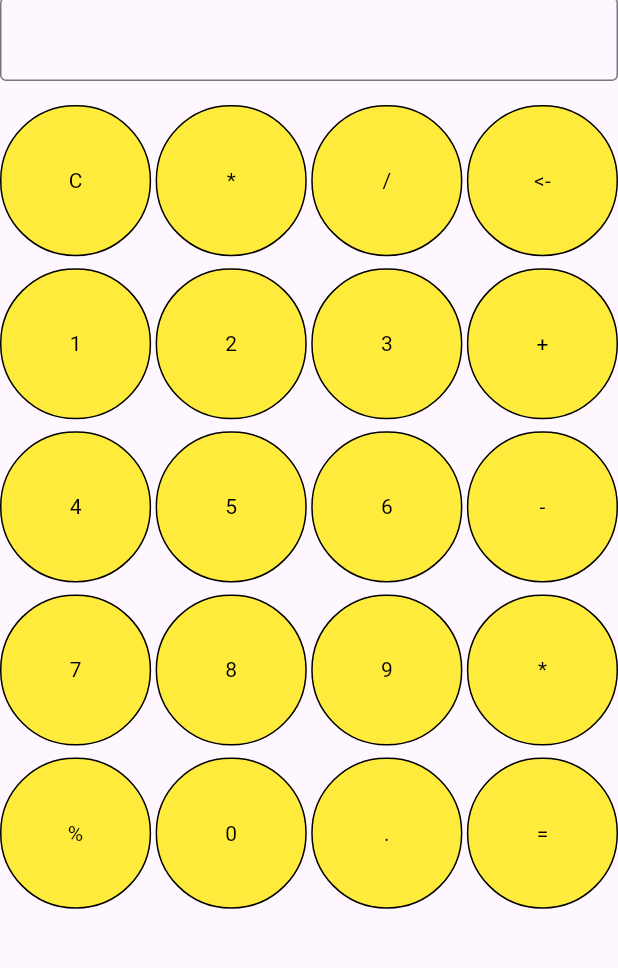
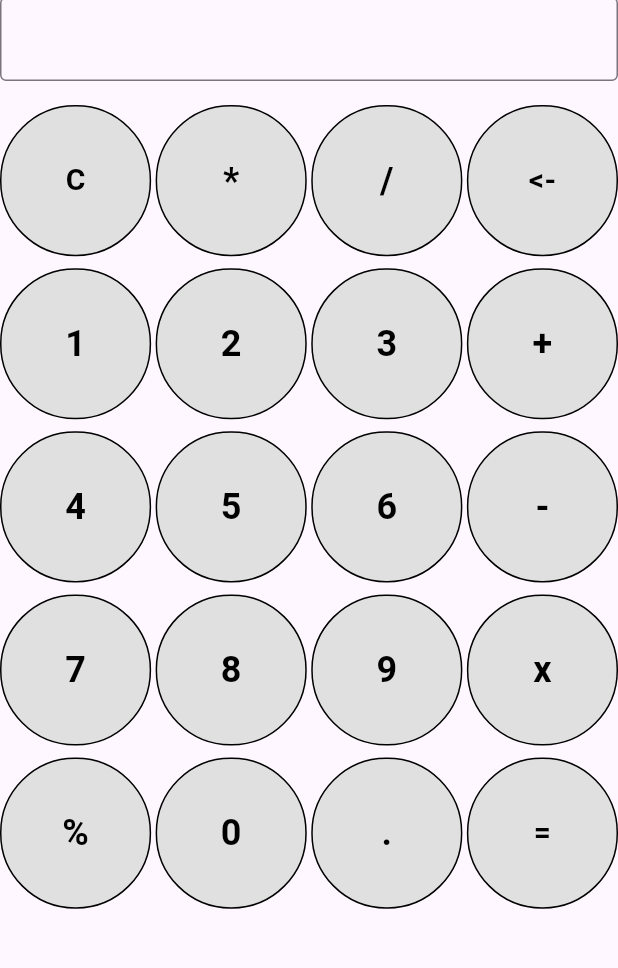
Before and after one commit to Bhawanashahi/Calculator-, a Flutter app: the screen it shows after launch, on a phone screen of 412 x 824 dp, the part 87-1055 px from its top. Run offline on Flutter 3.47's test engine with Material 3 defaults, Android fonts, the phone set to English and light mode, and no system bars; our stand-ins replace math_expressions.

Commit message:
modified calculator

```diff
--- a/lib/calculator.dart
+++ b/lib/calculator.dart
@@ -1,4 +1,5 @@
 import 'package:flutter/material.dart';
+import 'package:math_expressions/math_expressions.dart';
 
 class CalculatorView extends StatefulWidget {
   const CalculatorView({Key? key}) : super(key: key);
@@ -12,26 +13,7 @@ class _CalculatorViewState extends State<CalculatorView> {
   String result = '';
 
   List<String> str = [
-    "C",
-    "*",
-    "/",
-    "<-",
-    "1",
-    "2",
-    "3",
-    "+",
-    "4",
-    "5",
-    "6",
-    "-",
-    "7",
-    "8",
-    "9",
-    "*",
-    "%",
-    "0",
-    ".",
-    "=",
+    "C", "*", "/", "<-", "1", "2", "3", "+", "4", "5", "6", "-", "7", "8", "9", "x", "%", "0", ".", "=",
   ];
 
   @override
@@ -45,8 +27,7 @@ class _CalculatorViewState extends State<CalculatorView> {
           TextFormField(
             textAlign: TextAlign.right,
             decoration: const InputDecoration(
-              border: OutlineInputBorder(
-              ),
+              border: OutlineInputBorder(),
             ),
             keyboardType: TextInputType.number,
             readOnly: true,
@@ -69,14 +50,22 @@ class _CalculatorViewState extends State<CalculatorView> {
                   child: Container(
                     alignment: Alignment.center,
                     decoration: BoxDecoration(
-                      color: Colors.yellow,  // Set the background color to grey
-                      borderRadius: BorderRadius.circular(50.0),  // Set border radius
+                      color: isOperator(str[index])
+                          ? Colors.grey[300]
+                          : isFunctionButton(str[index])
+                          ? Colors.grey[300]
+                          : Colors.grey[300],
+                      borderRadius: BorderRadius.circular(50.0),
                       border: Border.all(),
-
                     ),
-                    child: Text(str[index],
-                    style: TextStyle(color: Colors.black),),
-
+                    child: Text(
+                      str[index],
+                      style: TextStyle(
+                        color: isOperator(str[index]) ? Colors.black : Colors.black,
+                        fontSize: isFunctionButton(str[index]) ? 20 : 24,
+                        fontWeight: FontWeight.bold,
+                      ),
+                    ),
                   ),
                 );
               },
@@ -102,6 +91,8 @@ class _CalculatorViewState extends State<CalculatorView> {
           result = _calculateResult(userInput);
           userInput = result;
         }
+      } else if (buttonText == "<-" && userInput.isNotEmpty) {
+        userInput = userInput.substring(0, userInput.length - 1);
       } else {
         userInput += buttonText;
       }
@@ -110,48 +101,25 @@ class _CalculatorViewState extends State<CalculatorView> {
 
   String _calculateResult(String input) {
     try {
-      // Evaluate the expression
-      // Using 'try-catch' for basic error handling
-      // Not suitable for handling all edge cases in production
-      // For a more comprehensive solution, consider using a parser library
-      // or adopting a more robust error-handling strategy.
-      // This is a simplified example for demonstration purposes only.
-      // Avoid using eval for production due to security vulnerabilities.
-      return eval(input).toString();
+      input = input.replaceAll('x', '*');
+      input = input.replaceAll('%', '/100');
+
+      Parser p = Parser();
+      Expression exp = p.parse(input);
+      ContextModel cm = ContextModel();
+      double evalResult = exp.evaluate(EvaluationType.REAL, cm);
+
+      return evalResult.toStringAsFixed(2);
     } catch (e) {
       return 'Error';
     }
   }
 
-  double eval(String expression) {
-    // Split the expression into operands and operators
-    List<String> parts = expression.split(RegExp(r'(\+|-|\*|/)'));
-    List<String> operations = expression.split(RegExp(r'[0-9]|[.]'));
+  bool isOperator(String buttonText) {
+    return buttonText == '+' || buttonText == '-' || buttonText == '*' || buttonText == '/';
+  }
 
-    double total = double.parse(parts[0]);
-
-    for (int i = 1; i < parts.length; i++) {
-      double current = double.parse(parts[i]);
-      String operation = operations[i];
-
-      switch (operation) {
-        case '+':
-          total += current;
-          break;
-        case '-':
-          total -= current;
-          break;
-        case '*':
-          total *= current;
-          break;
-        case '/':
-          total /= current;
-          break;
-        default:
-          break;
-      }
-    }
-
-    return total;
+  bool isFunctionButton(String buttonText) {
+    return buttonText == 'C' || buttonText == '=' || buttonText == '<-';
   }
 }
--- a/pubspec.yaml
+++ b/pubspec.yaml
@@ -33,9 +33,12 @@ dependencies:
 
 
 
+
   # The following adds the Cupertino Icons font to your application.
   # Use with the CupertinoIcons class for iOS style icons.
   cupertino_icons: ^1.0.2
+  math_expressions: ^2.0.0
+
 
 
 dev_dependencies:
```
Also changed, not shown: pubspec.lock.
